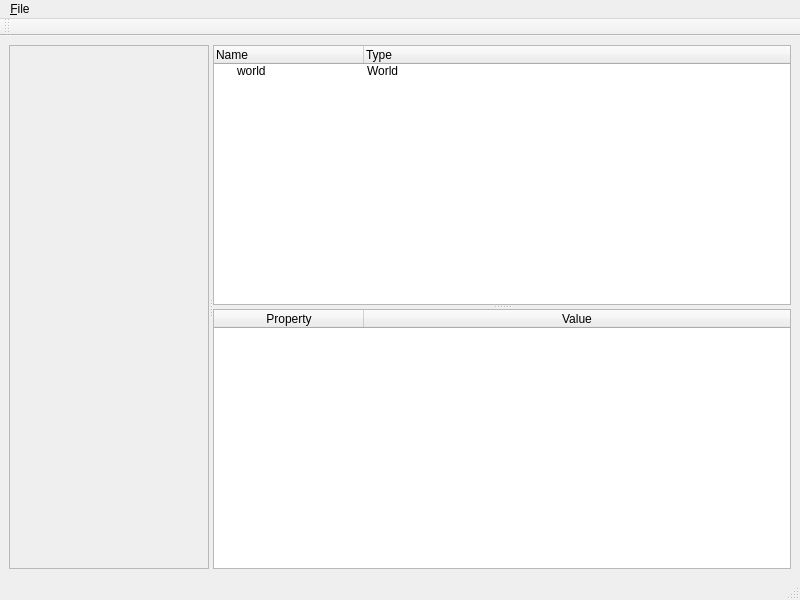
stevenvergenz/pyVenture, file pyVenture/mapbuilder/window.ui: the form before one commit.
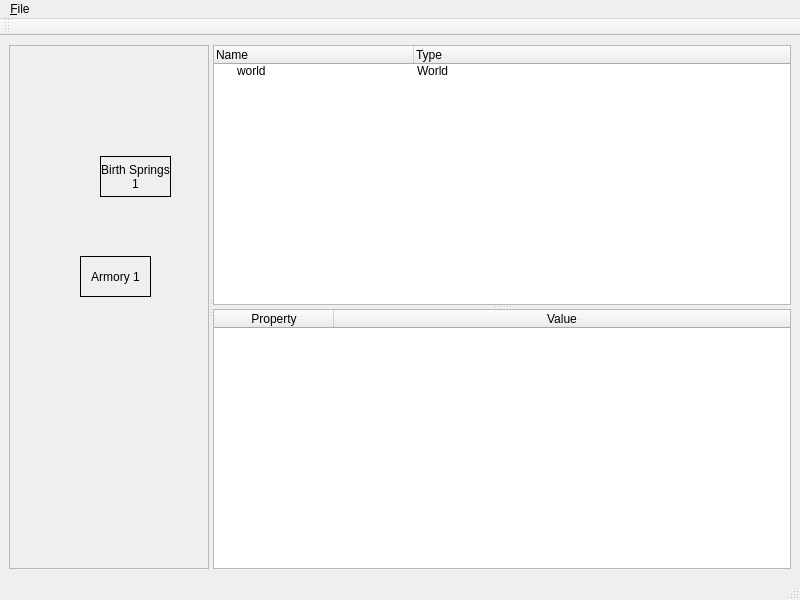
The form after the commit.

Commit message: Added table population code on tree widget click event for Areas and Features.

Patch:
```diff
--- a/pyVenture/mapbuilder/window.ui
+++ b/pyVenture/mapbuilder/window.ui
@@ -44,10 +44,60 @@
          <rect>
           <x>0</x>
           <y>0</y>
-          <width>368</width>
+          <width>194</width>
           <height>541</height>
          </rect>
         </property>
+        <widget class="QLabel" name="label">
+         <property name="geometry">
+          <rect>
+           <x>70</x>
+           <y>210</y>
+           <width>71</width>
+           <height>41</height>
+          </rect>
+         </property>
+         <property name="frameShape">
+          <enum>QFrame::Box</enum>
+         </property>
+         <property name="text">
+          <string>Armory 1</string>
+         </property>
+         <property name="alignment">
+          <set>Qt::AlignCenter</set>
+         </property>
+         <property name="wordWrap">
+          <bool>true</bool>
+         </property>
+         <property name="margin">
+          <number>0</number>
+         </property>
+        </widget>
+        <widget class="QLabel" name="label_2">
+         <property name="geometry">
+          <rect>
+           <x>90</x>
+           <y>110</y>
+           <width>71</width>
+           <height>41</height>
+          </rect>
+         </property>
+         <property name="frameShape">
+          <enum>QFrame::Box</enum>
+         </property>
+         <property name="text">
+          <string>Birth Springs 1</string>
+         </property>
+         <property name="alignment">
+          <set>Qt::AlignCenter</set>
+         </property>
+         <property name="wordWrap">
+          <bool>true</bool>
+         </property>
+         <property name="margin">
+          <number>0</number>
+         </property>
+        </widget>
        </widget>
       </widget>
       <widget class="QSplitter" name="propertySplitter">
@@ -61,11 +111,17 @@
           <verstretch>0</verstretch>
          </sizepolicy>
         </property>
+        <property name="alternatingRowColors">
+         <bool>true</bool>
+        </property>
+        <property name="animated">
+         <bool>true</bool>
+        </property>
         <property name="columnCount">
          <number>2</number>
         </property>
         <attribute name="headerDefaultSectionSize">
-         <number>150</number>
+         <number>200</number>
         </attribute>
         <column>
          <property name="text">
@@ -93,12 +149,30 @@
           <verstretch>0</verstretch>
          </sizepolicy>
         </property>
+        <property name="alternatingRowColors">
+         <bool>true</bool>
+        </property>
+        <property name="horizontalScrollMode">
+         <enum>QAbstractItemView::ScrollPerPixel</enum>
+        </property>
+        <property name="gridStyle">
+         <enum>Qt::DotLine</enum>
+        </property>
+        <property name="wordWrap">
+         <bool>false</bool>
+        </property>
+        <property name="cornerButtonEnabled">
+         <bool>false</bool>
+        </property>
         <attribute name="horizontalHeaderDefaultSectionSize">
-         <number>150</number>
+         <number>120</number>
         </attribute>
         <attribute name="horizontalHeaderStretchLastSection">
          <bool>true</bool>
         </attribute>
+        <attribute name="verticalHeaderVisible">
+         <bool>false</bool>
+        </attribute>
         <column>
          <property name="text">
           <string>Property</string>
```
The commit also changes 2 other files.
